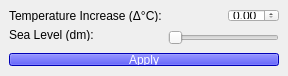
Before: the Qt Designer form marcelo_zoccoler/entry_user_interf3/scripts/flood_tool.ui in BiAPoL/blog, drawn with Qt 5.
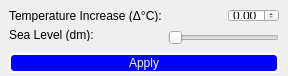
After: the same form once the commit is applied.

Commit message:
added images with blue button
- also decreased some image sizes so they appear smaller in the blog.

Patch:
```diff
--- a/marcelo_zoccoler/entry_user_interf3/scripts/flood_tool.ui
+++ b/marcelo_zoccoler/entry_user_interf3/scripts/flood_tool.ui
@@ -91,10 +91,18 @@
     </item>
     <item row="4" column="0" colspan="4">
      <widget class="QPushButton" name="pushButton">
+      <property name="minimumSize">
+       <size>
+        <width>30</width>
+        <height>20</height>
+       </size>
+      </property>
       <property name="styleSheet">
        <string notr="true">background-color: rgb(0, 0, 255);
 color: rgb(255, 255, 255);
-font: 75 12pt &quot;MS Shell Dlg 2&quot;;</string>
+font: 75 12pt &quot;MS Shell Dlg 2&quot;;
+border: 2px solid white;
+border-radius: 5px;</string>
       </property>
       <property name="text">
        <string>Apply</string>
```
The commit also changes 5 other files.
